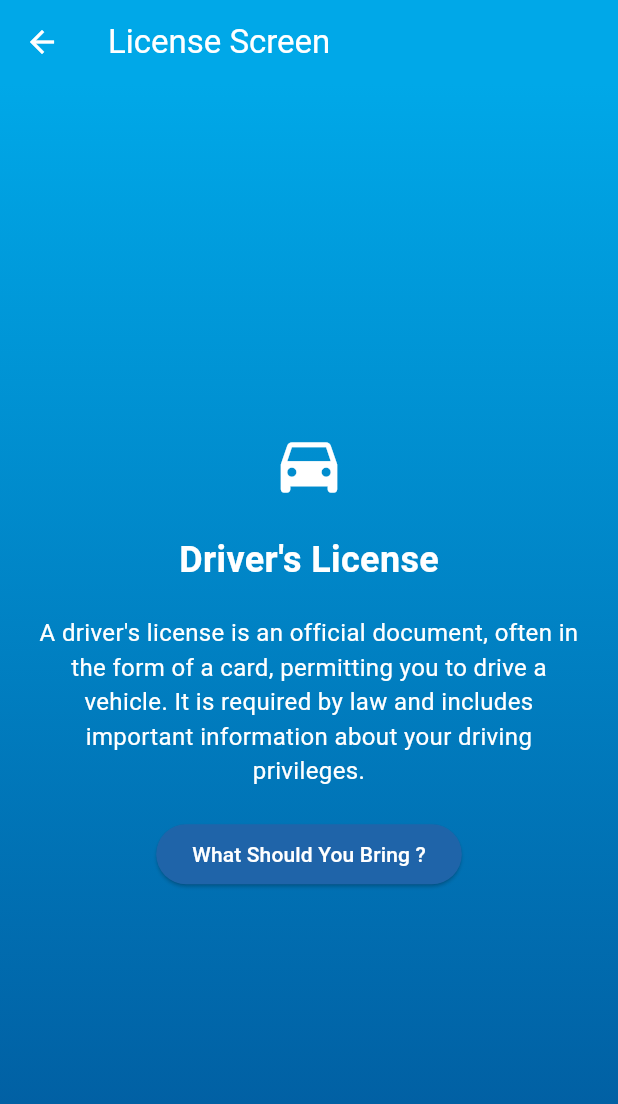
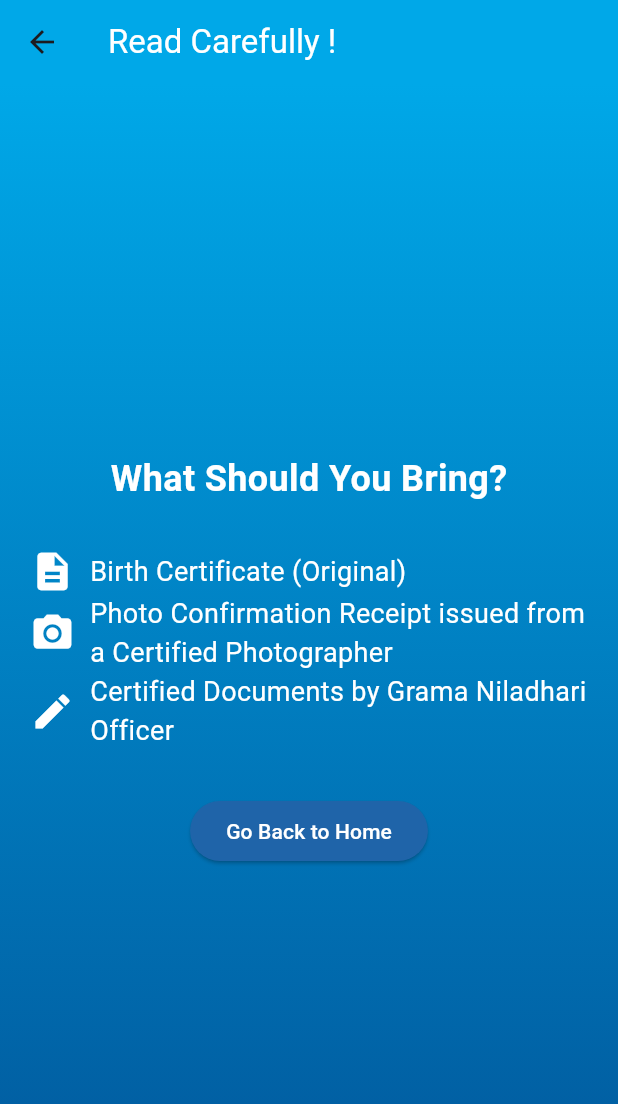
Before and after one commit to methjaya/appointmentLK_Sahansa, a Flutter app: the LicenseScreen screen opened directly, after a tap on "What Should You Bring ?", on a phone screen of 412 x 824 dp. Shown: the top 1104 px of the screen. Run offline on Flutter 3.47's test engine with Material 3 defaults, Android fonts, the phone set to English and light mode, and no system bars; our stand-ins replace material_design_icons_flutter.

Commit message:
added the items pages Things needed to bring

```diff
--- a/lib/main.dart
+++ b/lib/main.dart
@@ -1,3 +1,5 @@
+import 'package:appointmentlksahansa/screens/ItemsScreen.dart';
+import 'package:appointmentlksahansa/screens/ItemsScreen2.dart';
 import 'package:appointmentlksahansa/screens/ddNIC.dart';
 import 'package:appointmentlksahansa/screens/ddPassport.dart';
 import 'package:appointmentlksahansa/screens/homescreen.dart';
@@ -21,6 +23,8 @@ class MyApp extends StatelessWidget {
         '/page4': (context) => WelcomeSrn(),
         '/page5': (context) => ddPassport(),
         '/page6': (context) => ddNIC(),
+        '/page7': (context) => ItemsScreen(),
+        '/page8': (context) => ItemsScreen2(),
       },
     );
   }
--- /dev/null
+++ b/lib/screens/ItemsScreen.dart
@@ -0,0 +1,105 @@
+import 'package:flutter/material.dart';
+import 'HomeScreen.dart'; // Import your home screen file
+
+class ItemsScreen extends StatelessWidget {
+  @override
+  Widget build(BuildContext context) {
+    return Scaffold(
+      appBar: AppBar(
+        title: Text(
+          'Read Carefully !',
+          style: TextStyle(color: Colors.white),
+        ),
+        backgroundColor: Color(0xFF00A8E8),
+      ),
+      body: Container(
+        width: double.infinity,
+        height: double.infinity,
+        decoration: BoxDecoration(
+          gradient: LinearGradient(
+            colors: [
+              Color(0xFF00A8E8),
+              Color(0xFF01579B),
+            ],
+            begin: Alignment.topCenter,
+            end: Alignment.bottomCenter,
+          ),
+        ),
+        child: Center(
+          child: Padding(
+            padding: const EdgeInsets.all(20.0),
+            child: Column(
+              mainAxisAlignment: MainAxisAlignment.center,
+              children: [
+                Text(
+                  'What Should You Bring?',
+                  style: TextStyle(
+                    color: Colors.white,
+                    fontSize: 24,
+                    fontWeight: FontWeight.bold,
+                  ),
+                ),
+                SizedBox(height: 30),
+                _buildIconRow(
+                  Icons.description,
+                  'Birth Certificate (Original)',
+                ),
+                _buildIconRow(
+                  Icons.photo_camera,
+                  'Photo Confirmation Receipt issued from a Certified Photographer',
+                ),
+                _buildIconRow(
+                  Icons.edit,
+                  'Certified Documents by Grama Niladhari Officer',
+                ),
+                SizedBox(height: 30),
+                ElevatedButton(
+                  onPressed: () {
+                    Navigator.pushReplacement(
+                      context,
+                      MaterialPageRoute(
+                        builder: (context) =>
+                            HomeScreen(), // Replace HomeScreen with your actual home screen file
+                      ),
+                    );
+                  },
+                  style: ElevatedButton.styleFrom(
+                    backgroundColor: Color.fromARGB(255, 31, 100, 169),
+                  ),
+                  child: Text(
+                    'Go Back to Home',
+                    style: TextStyle(color: Colors.white),
+                  ),
+                ),
+              ],
+            ),
+          ),
+        ),
+      ),
+    );
+  }
+
+  Widget _buildIconRow(IconData icon, String text) {
+    return Row(
+      crossAxisAlignment: CrossAxisAlignment.center,
+      children: [
+        Icon(
+          icon,
+          color: Colors.white,
+          size: 30,
+        ),
+        SizedBox(width: 10),
+        Expanded(
+          child: Text(
+            text,
+            style: TextStyle(
+              fontSize: 18,
+              fontWeight: FontWeight.w400,
+              color: Colors.white,
+            ),
+          ),
+        ),
+      ],
+    );
+  }
+}
--- a/lib/screens/LicenseScreen.dart
+++ b/lib/screens/LicenseScreen.dart
@@ -62,7 +62,7 @@ class LicenseScreen extends StatelessWidget {
               SizedBox(height: 20),
               ElevatedButton(
                 onPressed: () {
-                  // Add functionality here
+                  Navigator.pushNamed(context, '/page7');
                 },
                 style: ElevatedButton.styleFrom(
                   backgroundColor: Color.fromARGB(255, 31, 100, 169),
--- a/lib/screens/NICScreen.dart
+++ b/lib/screens/NICScreen.dart
@@ -62,7 +62,7 @@ class NICScreen extends StatelessWidget {
               SizedBox(height: 20),
               ElevatedButton(
                 onPressed: () {
-                  // Add functionality here
+                  Navigator.pushNamed(context, '/page7');
                 },
                 style: ElevatedButton.styleFrom(
                   backgroundColor:
--- a/lib/screens/PassportScreen.dart
+++ b/lib/screens/PassportScreen.dart
@@ -62,7 +62,7 @@ class PassportScreen extends StatelessWidget {
               SizedBox(height: 20),
               ElevatedButton(
                 onPressed: () {
-                  // Add functionality here
+                  Navigator.pushNamed(context, '/page8');
                 },
                 style: ElevatedButton.styleFrom(
                   backgroundColor: Color.fromARGB(255, 31, 100, 169),
--- a/lib/screens/PensionScreen.dart
+++ b/lib/screens/PensionScreen.dart
@@ -62,7 +62,7 @@ class PensionScreen extends StatelessWidget {
               SizedBox(height: 20),
               ElevatedButton(
                 onPressed: () {
-                  // Add functionality here
+                  Navigator.pushNamed(context, '/page7');
                 },
                 style: ElevatedButton.styleFrom(
                   backgroundColor: Color.fromARGB(255, 31, 100, 169),
```
Also changed, not shown: lib/screens/ItemsScreen2.dart (added, +105 -0 lines).
